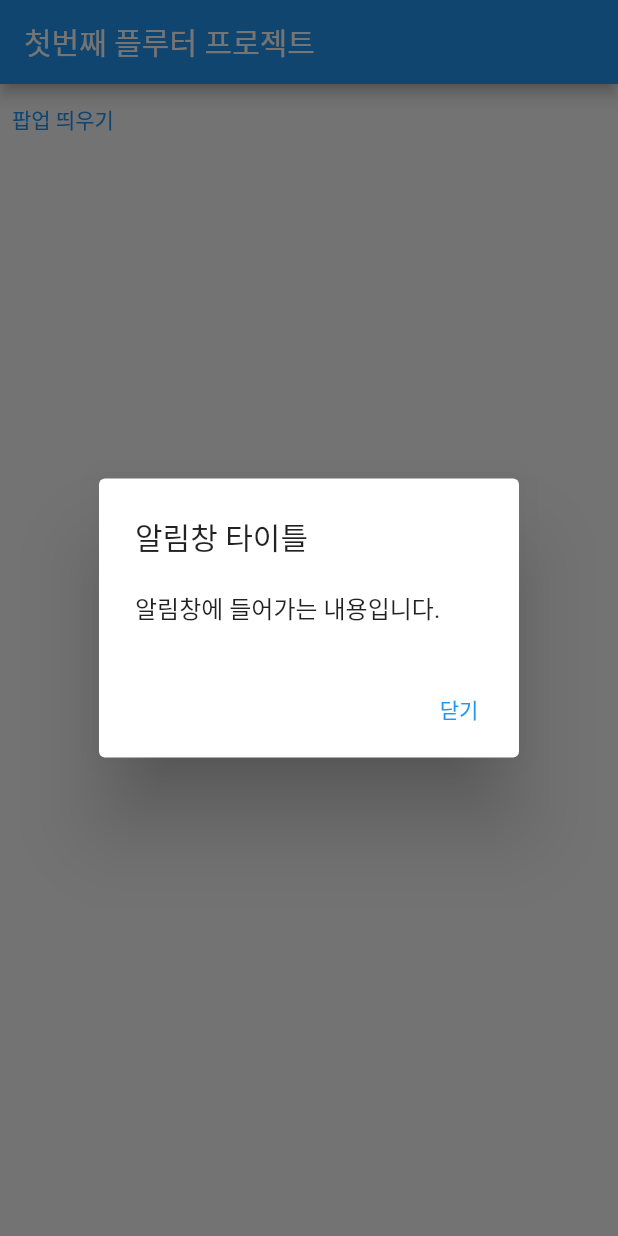
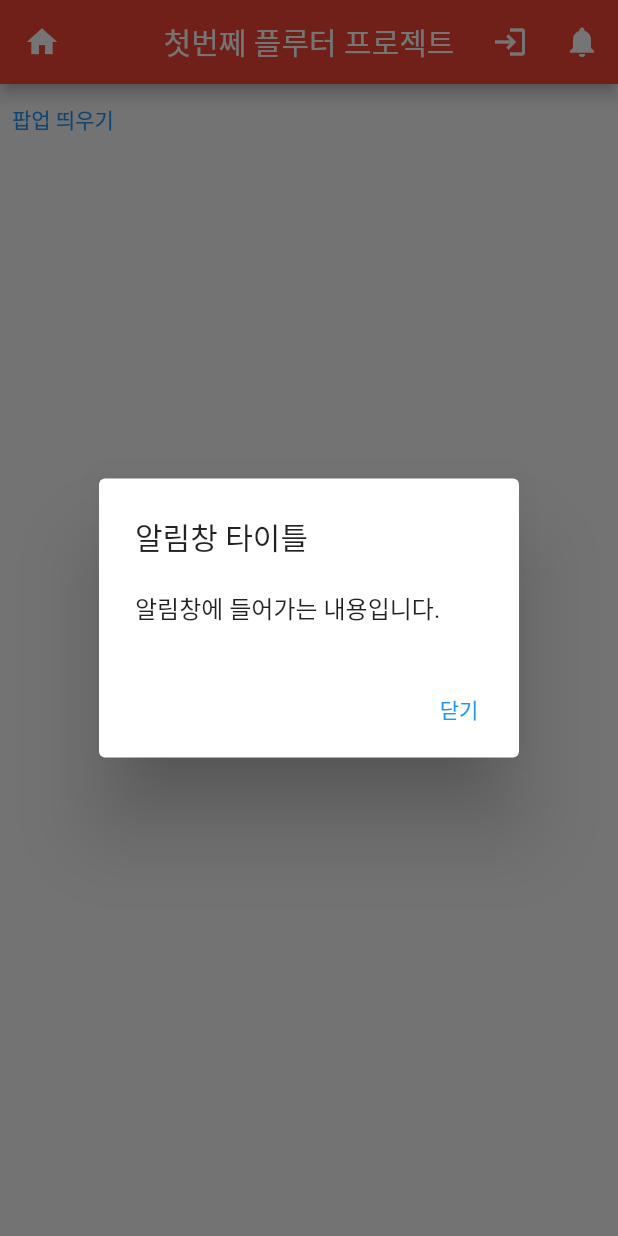
Before and after one commit to codefordmr01/project, a Flutter app: the screen it shows after launch, after a tap on "팝업 띄우기", on a phone screen of 412 x 824 dp. Run offline on Flutter 3.47's test engine with Material 2 defaults, Android fonts, the phone set to English and light mode, and no system bars.

Commit message:
Appbar and Dart

```diff
--- /dev/null
+++ b/lib/globals.dart
@@ -0,0 +1,7 @@
+import 'package:flutter/material.dart';
+
+var error_code = "에러가 발생했습니다.";
+
+var user_id = "";
+
+var main_red = Colors.red[500];
--- a/lib/main.dart
+++ b/lib/main.dart
@@ -1,7 +1,17 @@
 import 'package:flutter/material.dart';
+import 'akert.dart';
+import 'login.dart';
+import 'globals.dart' as globals;
 
 void main() {
   runApp(const MyApp());
+}
+
+class RouteArguments {
+  final String title;
+  final String content;
+
+  RouteArguments(this.title, this.content);
 }
 
 class MyApp extends StatelessWidget {
@@ -10,11 +20,15 @@ class MyApp extends StatelessWidget {
   @override
   Widget build(BuildContext context) {
     return MaterialApp(
+      debugShowCheckedModeBanner: false,
       title: 'Flutter Demo',
       theme: ThemeData(
         primarySwatch: Colors.blue,
       ),
       home: const MyHomePage(title: '앱 상단 텍스트 변경'),
+      routes: {
+        '/alert': (context) => Alert()
+      },
     );
   }
 }
@@ -58,10 +72,38 @@ class _MyHomePageState extends State<MyHomePage> {
   Widget build(BuildContext context) {
     return Scaffold(
       appBar: AppBar(
-        title: Text("첫번째 플루터 프로젝트"),
+        backgroundColor: globals.main_red,
+        centerTitle: true,
+        leading: IconButton(
+          icon: Icon(Icons.home),
+          onPressed: () {
+            print("Home");
+          },
+        ),
+        title: Text("첫번쩨 플루터 프로젝트"),
+        actions: [
+          IconButton(
+            icon: Icon(Icons.login),
+            onPressed: () async {
+              print("로그인 버튼 클릭");
+              var result = await Navigator.push(context, MaterialPageRoute(builder: (context) => Login(txt: "test message")),);
+              print(result.toString());
+              print("로그인 페이지에서 넘어온 값 : " + result.toString());
+              print("로그인 페이지에서 넘어온 값 : ${result.toString()}");
+            },
+          ),
+      IconButton(
+      icon: Icon(Icons.notifications),
+      onPressed: () {
+        print("알림 클릭");
+        Navigator.pushNamed(context, '/alert', arguments: RouteArguments("제목입니다", "내용입니다"));
+      },
+      ),
+
+        ],
       ),
       body: TextButton(
-        child: Text('팝업 띄우기'),
+        child: Text("팝업 띄우기"),
         onPressed: _openPopup,
       )
     );
```
Also changed, not shown: lib/akert.dart (added, +38 -0 lines), lib/login.dart (added, +32 -0 lines).
